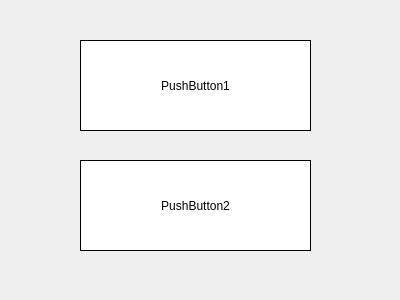
hexu1985/demo_code, file qt/push_button_style/mywidget.ui: the form before one commit.
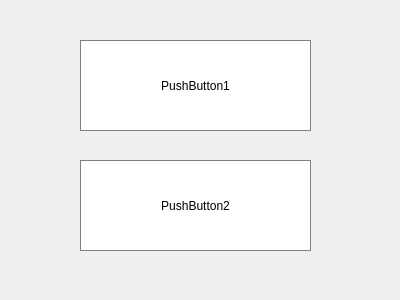
The form after the commit.

Commit message: update qt/push_button_style

The edit to the form file:
```diff
--- a/qt/push_button_style/mywidget.ui
+++ b/qt/push_button_style/mywidget.ui
@@ -25,8 +25,9 @@
    <property name="styleSheet">
     <string notr="true">QPushButton { 
 	background-color: rgb(255,255,255);
-	border:1px solid black;
+	border:1px solid gray;
 }
+
 QPushButton:pressed
 {
     /*背景颜色*/  
@@ -35,7 +36,8 @@
     padding-left:0px;
     /*上内边距为3像素，让按下时字向下移动3像素*/  
     padding-top:0px;
-}</string>
+}
+</string>
    </property>
    <property name="text">
     <string>PushButton1</string>
@@ -54,7 +56,7 @@
     <string notr="true">QPushButton
 {
 	background-color: rgb(255,255,255);
-	border:1px solid black;
+	border:1px solid gray;
 }
 
 QPushButton:pressed
@@ -65,7 +67,8 @@
     padding-left:0px;
     /*上内边距为3像素，让按下时字向下移动3像素*/  
     padding-top:0px;
-}</string>
+}
+</string>
    </property>
    <property name="text">
     <string>PushButton2</string>
```
Left out of the diff: 6 changed lines with no effect on the pictures. The commit also changes 2 other files.
